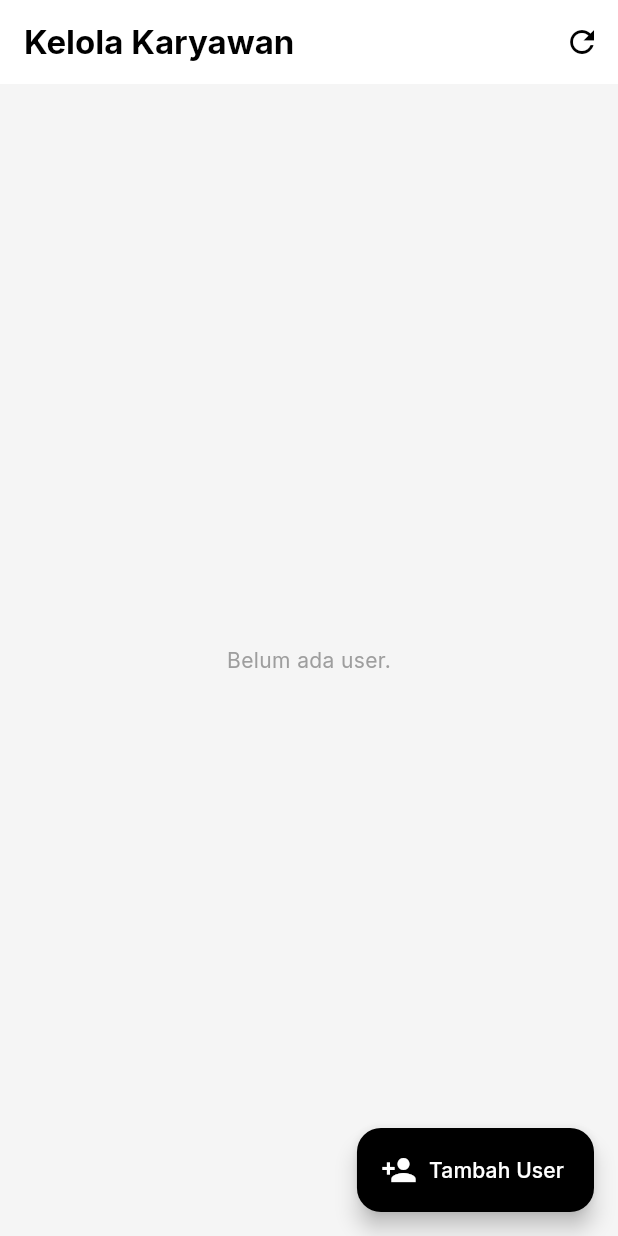
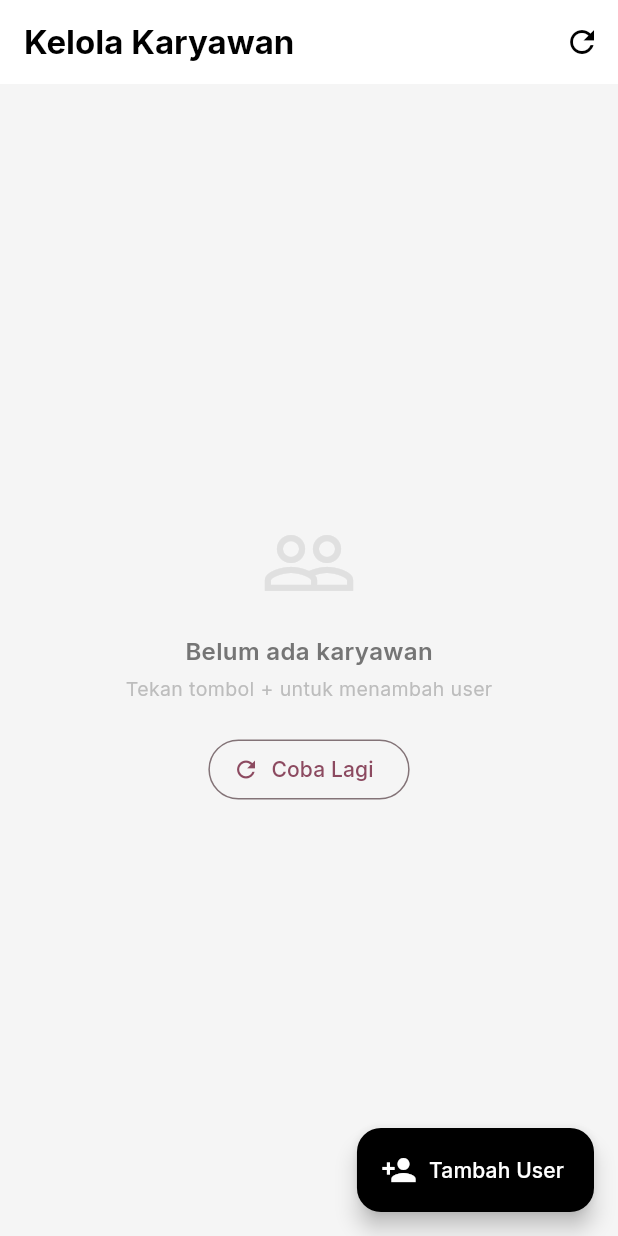
Before and after one commit to rigel-donovan/TemanSudut, a Flutter app: the UserManagementTab screen opened directly, after a tap on the "refresh" icon, on a phone screen of 412 x 824 dp. Run offline on Flutter 3.47's test engine with Material 3 defaults, Android fonts, the phone set to English and light mode, and no system bars; our stand-ins replace cached_network_image, camera, dio, google_fonts, image_picker, permission_handler and 1 more; missing offline and left inert: blue_thermal_printer, esc_pos_utils; accounts and stored records are empty; network calls fail.

Commit message:
update loading bug dan role access

```diff
--- a/lib/providers/auth_provider.dart
+++ b/lib/providers/auth_provider.dart
@@ -17,7 +17,6 @@ class AuthProvider with ChangeNotifier {
   bool get isOwner => _role == 'owner';
   bool get isCashier => _role == 'cashier';
 
-  /// Check if the current user has permission for a specific feature.
   bool can(String feature) {
     if (_permissions.containsKey(feature)) {
       return _permissions[feature][_role] == true || _permissions[feature][_role] == 1;
--- a/lib/screens/history_tab.dart
+++ b/lib/screens/history_tab.dart
@@ -113,7 +113,7 @@ class HistoryTabState extends State<HistoryTab> {
         ),
         centerTitle: false,
         actions: [
-          if (auth.isOwner)
+          if (auth.can('export_history'))
             Container(
               margin: EdgeInsets.only(right: 12),
               decoration: BoxDecoration(
--- a/lib/screens/main_nav_screen.dart
+++ b/lib/screens/main_nav_screen.dart
@@ -76,12 +76,6 @@ class _MainNavScreenState extends State<MainNavScreen> {
     setState(() {
       _selectedIndex = index;
     });
-    // Auto-refresh data when switching to these tabs
-    if (index == 1) {
-      _historyKey.currentState?.refreshHistory();
-    } else if (index == 2) {
-      _activeOrdersKey.currentState?.refreshOrders();
-    }
   }
 
   @override
--- a/lib/screens/profile_tab.dart
+++ b/lib/screens/profile_tab.dart
@@ -78,7 +78,7 @@ class ProfileTab extends StatelessWidget {
                   ),
                 ),
 
-                SizedBox(height: 100), // spacing for bottom nav
+                SizedBox(height: 100),
               ],
             ),
           ),
--- a/lib/screens/user_management_tab.dart
+++ b/lib/screens/user_management_tab.dart
@@ -1,6 +1,8 @@
 import 'package:flutter/material.dart';
 import '../services/api_service.dart';
+import '../services/cache_service.dart';
 import '../widgets/popup_notification.dart';
+import '../widgets/loading_overlay.dart';
 
 class UserManagementTab extends StatefulWidget {
   const UserManagementTab({Key? key}) : super(key: key);
@@ -22,12 +24,31 @@ class UserManagementTabState extends State<UserManagementTab> {
 
   void refreshUsers() => _fetchUsers();
 
-  Future<void> _fetchUsers() async {
+  Future<void> _fetchUsers({bool forceRefresh = false}) async {
     if (!mounted) return;
-    setState(() => _isLoading = true);
-    _users = await _apiService.getUsers();
+    // Try cache first
+    if (!forceRefresh) {
+      final cached = await CacheService.getMgmtUsers();
+      if (cached != null && mounted) {
+        setState(() {
+          _users = cached;
+          _isLoading = false;
+        });
+        // Silent background refresh
+        _fetchUsers(forceRefresh: true);
+        return;
+      }
+    }
+    if (_users.isEmpty && mounted) {
+      setState(() => _isLoading = true);
+    }
+    final users = await _apiService.getUsers();
+    await CacheService.saveMgmtUsers(users);
     if (!mounted) return;
-    setState(() => _isLoading = false);
+    setState(() {
+      _users = users;
+      _isLoading = false;
+    });
   }
 
   void _showUserDialog({dynamic existingUser}) {
@@ -138,16 +159,19 @@ class UserManagementTabState extends State<UserManagementTab> {
                       data['password'] = passCtrl.text;
                     }
 
+                    LoadingOverlay.show(context, message: isEdit ? 'Menyimpan perubahan...' : 'Menambah user...');
                     bool success;
                     if (isEdit) {
                       success = await _apiService.updateUser(existingUser['id'], data);
                     } else {
                       success = await _apiService.createUser(data);
                     }
+                    LoadingOverlay.hide(context);
 
                     if (success) {
                       PopupNotification.show(context, title: 'Berhasil! ✅', message: isEdit ? 'User berhasil diperbarui.' : 'User baru berhasil ditambahkan.', type: PopupType.success);
-                      _fetchUsers();
+                      await CacheService.invalidateMgmtUsers();
+                      _fetchUsers(forceRefresh: true);
                     } else {
                       PopupNotification.show(context, title: 'Gagal', message: 'Terjadi kesalahan. Periksa data yang diisi.', type: PopupType.error);
                     }
@@ -179,10 +203,13 @@ class UserManagementTabState extends State<UserManagementTab> {
               style: ElevatedButton.styleFrom(backgroundColor: Colors.red, foregroundColor: Colors.white, shape: RoundedRectangleBorder(borderRadius: BorderRadius.circular(12))),
               onPressed: () async {
                 Navigator.pop(dialogCtx);
+                LoadingOverlay.show(context, message: 'Menghapus user...');
                 final success = await _apiService.deleteUser(user['id']);
+                LoadingOverlay.hide(context);
                 if (success) {
                   PopupNotification.show(context, title: 'Dihapus 🗑️', message: '"${user['name']}" telah dihapus.', type: PopupType.success);
-                  _fetchUsers();
+                  await CacheService.invalidateMgmtUsers();
+                  _fetchUsers(forceRefresh: true);
                 } else {
                   PopupNotification.show(context, title: 'Gagal', message: 'Tidak bisa menghapus user.', type: PopupType.error);
                 }
@@ -206,7 +233,7 @@ class UserManagementTabState extends State<UserManagementTab> {
         centerTitle: false,
         automaticallyImplyLeading: false,
         actions: [
-          IconButton(icon: Icon(Icons.refresh, color: Colors.black), onPressed: _fetchUsers),
+          IconButton(icon: Icon(Icons.refresh, color: Colors.black), onPressed: () => _fetchUsers(forceRefresh: true)),
         ],
       ),
       floatingActionButton: FloatingActionButton.extended(
@@ -219,7 +246,24 @@ class UserManagementTabState extends State<UserManagementTab> {
       body: _isLoading
           ? Center(child: CircularProgressIndicator(color: Colors.black))
           : _users.isEmpty
-              ? Center(child: Text('Belum ada user.', style: TextStyle(color: Colors.grey)))
+              ? Center(
+                  child: Column(
+                    mainAxisAlignment: MainAxisAlignment.center,
+                    children: [
+                      Icon(Icons.people_outline, size: 64, color: Colors.grey[300]),
+                      SizedBox(height: 16),
+                      Text('Belum ada karyawan', style: TextStyle(fontSize: 16, fontWeight: FontWeight.w600, color: Colors.grey[600])),
+                      SizedBox(height: 4),
+                      Text('Tekan tombol + untuk menambah user', style: TextStyle(fontSize: 13, color: Colors.grey[400])),
+                      SizedBox(height: 20),
+                      OutlinedButton.icon(
+                        onPressed: () => _fetchUsers(forceRefresh: true),
+                        icon: Icon(Icons.refresh),
+                        label: Text('Coba Lagi'),
+                      ),
+                    ],
+                  ),
+                )
               : ListView.builder(
                   padding: EdgeInsets.all(16),
                   itemCount: _users.length,
--- a/lib/services/cache_service.dart
+++ b/lib/services/cache_service.dart
@@ -2,9 +2,12 @@ import 'dart:convert';
 import 'package:shared_preferences/shared_preferences.dart';
 
 class CacheService {
-  static const int ttlHours = 1; // Cache expires after 1 hour
+  static const int ttlHours = 1;
   static const String _keyProducts = 'cache_products';
   static const String _keyCategories = 'cache_categories';
+  static const String _keyMgmtStock = 'cache_mgmt_stock';
+  static const String _keyMgmtMaterials = 'cache_mgmt_materials';
+  static const String _keyMgmtUsers = 'cache_mgmt_users';
   static const String _suffixTs = '_ts';
 
   // ─── Internal helpers ───────────────────────────────────────────────────────
@@ -55,11 +58,46 @@ class CacheService {
     await prefs.remove(_keyProducts + _suffixTs);
   }
 
-  /// Call this to bust all data caches.
+  static Future<List<dynamic>?> getMgmtStock() async {
+    if (!await _isValid(_keyMgmtStock)) return null;
+    return (await _loadJson(_keyMgmtStock)) as List<dynamic>?;
+  }
+
+  static Future<void> saveMgmtStock(List<dynamic> data) =>
+      _saveJson(_keyMgmtStock, data);
+
+  static Future<List<dynamic>?> getMgmtMaterials() async {
+    if (!await _isValid(_keyMgmtMaterials)) return null;
+    return (await _loadJson(_keyMgmtMaterials)) as List<dynamic>?;
+  }
+
+  static Future<void> saveMgmtMaterials(List<dynamic> data) =>
+      _saveJson(_keyMgmtMaterials, data);
+
+  static Future<List<dynamic>?> getMgmtUsers() async {
+    if (!await _isValid(_keyMgmtUsers)) return null;
+    return (await _loadJson(_keyMgmtUsers)) as List<dynamic>?;
+  }
+
+  static Future<void> saveMgmtUsers(List<dynamic> data) =>
+      _saveJson(_keyMgmtUsers, data);
+
+  static Future<void> invalidateMgmtUsers() async {
+    final prefs = await SharedPreferences.getInstance();
+    await prefs.remove(_keyMgmtUsers);
+    await prefs.remove(_keyMgmtUsers + _suffixTs);
+  }
+
   static Future<void> invalidateAll() async {
     await invalidateProducts();
     final prefs = await SharedPreferences.getInstance();
     await prefs.remove(_keyCategories);
     await prefs.remove(_keyCategories + _suffixTs);
+    await prefs.remove(_keyMgmtStock);
+    await prefs.remove(_keyMgmtStock + _suffixTs);
+    await prefs.remove(_keyMgmtMaterials);
+    await prefs.remove(_keyMgmtMaterials + _suffixTs);
+    await prefs.remove(_keyMgmtUsers);
+    await prefs.remove(_keyMgmtUsers + _suffixTs);
   }
 }
```
Also changed, not shown: lib/screens/active_orders_tab.dart (+21 -1 lines), lib/screens/management_tab.dart (+50 -13 lines), lib/widgets/loading_overlay.dart (added, +73 -0 lines), 2 other files.
